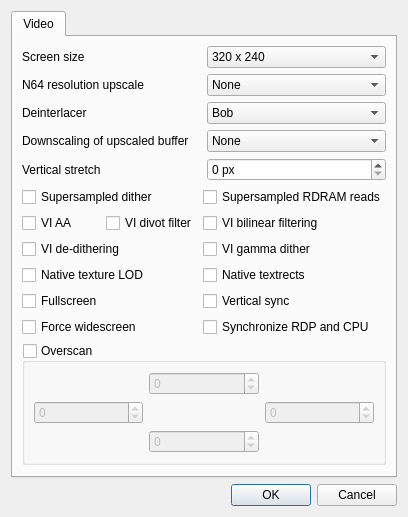
This is UserInterface/MainDialog.ui in GhostlyDark/parallel-rdp-standalone as Qt 5 draws it before an edit. The edited form follows.
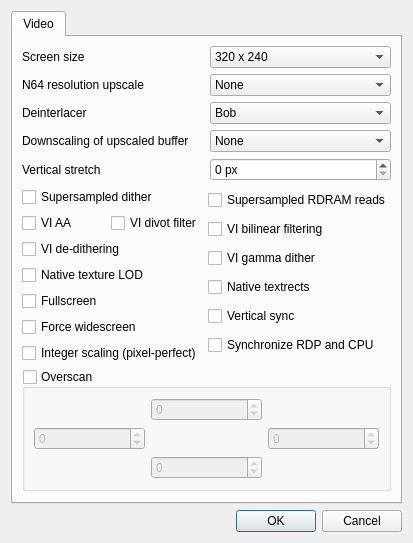
This is the edited form.

Diff of the .ui file:
```diff
--- a/UserInterface/MainDialog.ui
+++ b/UserInterface/MainDialog.ui
@@ -276,6 +276,16 @@
                </property>
               </widget>
              </item>
+             <item>
+              <widget class="QCheckBox" name="integerScalingCheckBox">
+               <property name="text">
+                <string>Integer scaling (pixel-perfect)</string>
+               </property>
+               <property name="toolTip">
+                <string>Scales the image by the largest integer factor that fits the window. Eliminates sub-pixel blurring (Perfect Pixel / 1:1).</string>
+               </property>
+              </widget>
+             </item>
             </layout>
            </item>
            <item>
```
